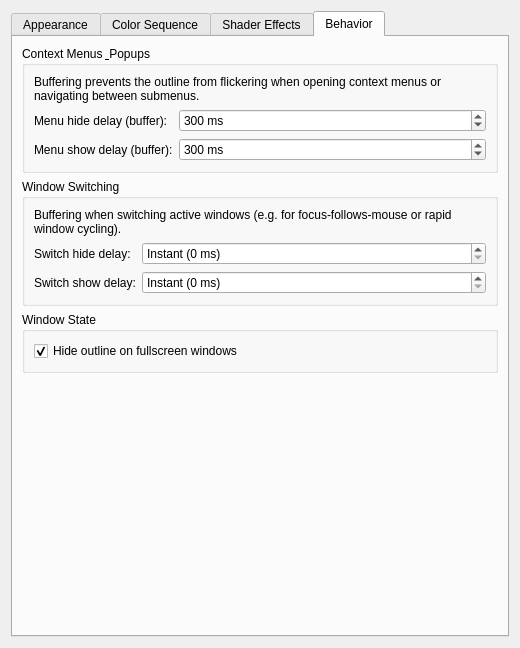
Old version of the form activewindowoutline_config.ui in the repository gmalinowski/LeapK.
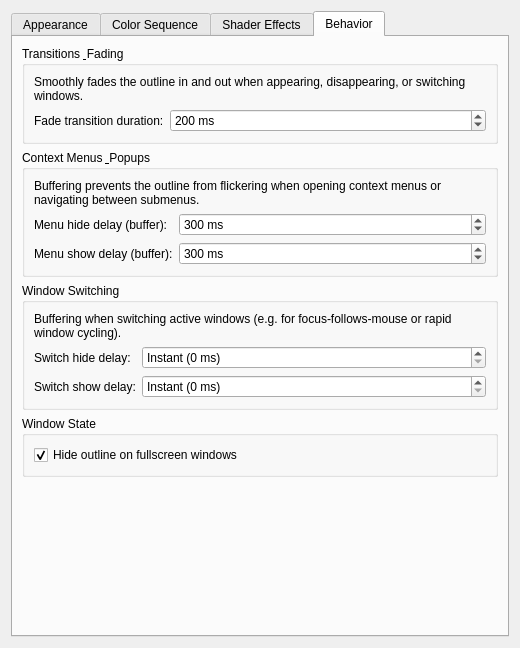
New version of the form. The open tabs and pages were chosen to show the change. Custom widgets are drawn as their Qt base class.

Commit message: fix: restore outline on menu closure, add fade transitions, and automated regression tests

Patch:
```diff
--- a/activewindowoutline_config.ui
+++ b/activewindowoutline_config.ui
@@ -787,6 +787,55 @@
       </attribute>
       <layout class="QVBoxLayout" name="verticalLayoutBehavior">
 
+       <item>
+        <widget class="QGroupBox" name="groupTransitions">
+         <property name="title">
+          <string>Transitions &amp; Fading</string>
+         </property>
+         <layout class="QFormLayout" name="formLayoutTransitions">
+          <item row="0" column="0" colspan="2">
+           <widget class="QLabel" name="label_transitionDescription">
+            <property name="text">
+             <string>Smoothly fades the outline in and out when appearing, disappearing, or switching windows.</string>
+            </property>
+            <property name="wordWrap">
+             <bool>true</bool>
+            </property>
+           </widget>
+          </item>
+          <item row="1" column="0">
+           <widget class="QLabel" name="label_fadeDuration">
+            <property name="text">
+             <string>Fade transition duration:</string>
+            </property>
+           </widget>
+          </item>
+          <item row="1" column="1">
+           <widget class="QSpinBox" name="kcfg_FadeDuration">
+            <property name="minimum">
+             <number>0</number>
+            </property>
+            <property name="maximum">
+             <number>1000</number>
+            </property>
+            <property name="singleStep">
+             <number>50</number>
+            </property>
+            <property name="value">
+             <number>200</number>
+            </property>
+            <property name="suffix">
+             <string> ms</string>
+            </property>
+            <property name="specialValueText">
+             <string>Instant (0 ms)</string>
+            </property>
+           </widget>
+          </item>
+         </layout>
+        </widget>
+       </item>
+
        <item>
         <widget class="QGroupBox" name="groupMenuDelays">
          <property name="title">
```
The commit also changes 12 other files.
